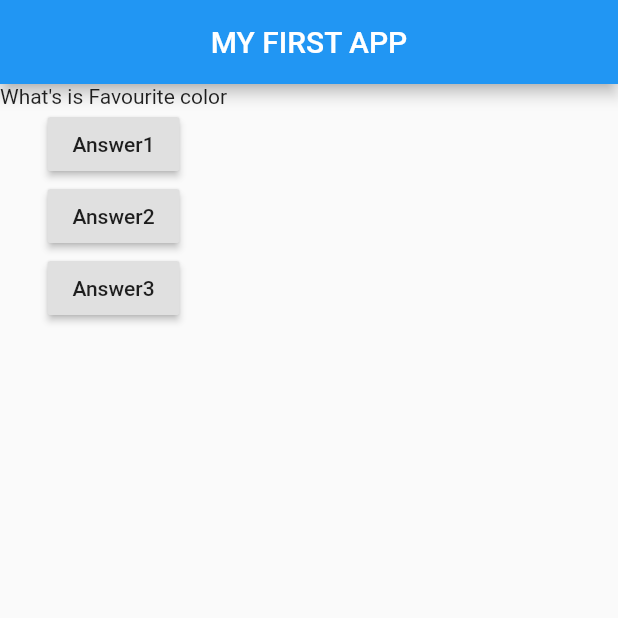
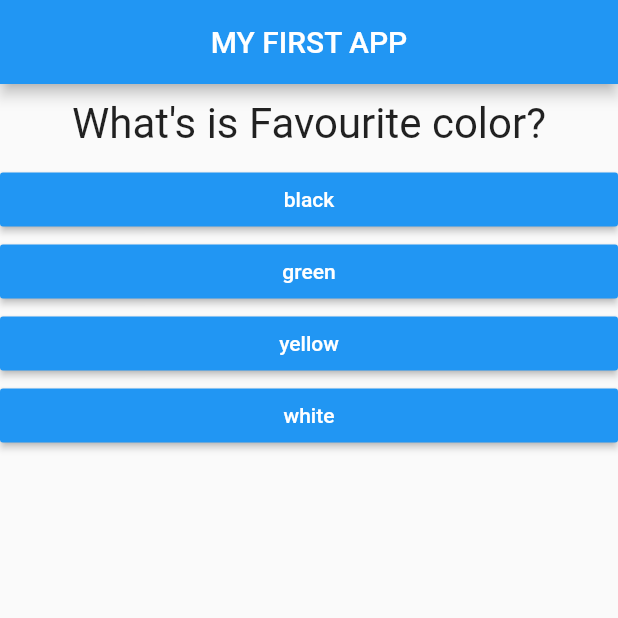
Before and after one commit to Jitender-yaduvanshi/quiz_app, a Flutter app: the screen it shows after launch, on a phone screen of 412 x 824 dp, the top half of it. Run offline on Flutter 3.47's test engine with Material 2 defaults, Android fonts, the phone set to English and light mode, and no system bars.

Commit message:
map and other feature added

```diff
--- /dev/null
+++ b/lib/answer.dart
@@ -0,0 +1,19 @@
+import 'package:flutter/material.dart';
+
+class Answer extends StatelessWidget {
+  final VoidCallback selectHandler;
+  final String answersText;
+  Answer(this.selectHandler,this.answersText);
+  @override
+  Widget build(BuildContext context) {
+    return Container(
+      width: double.infinity,
+      child: RaisedButton(
+        color: Colors.blue,
+        textColor: Colors.white,
+        child: Text(answersText),
+        onPressed: selectHandler,
+      ),
+    );
+  }
+}
--- a/lib/main.dart
+++ b/lib/main.dart
@@ -1,20 +1,42 @@
 import 'package:flutter/material.dart';
+import './question.dart';
+import './answer.dart';
 
 void main() {
   runApp(MyApp());
 }
 
-class MyApp extends StatelessWidget {
-  var questionIndex = 0;
-  void answerQuestion() {
-    questionIndex = questionIndex + 1;
-    print(questionIndex);
+class MyApp extends StatefulWidget {
+  @override
+  State<StatefulWidget> createState() {
+    // TODO: implement createState
+    return _MyappState();
+  }
+}
+
+class _MyappState extends State<MyApp> {
+  var _questionIndex = 0;
+  void _answerQuestion() {
+    setState(() {
+      _questionIndex = _questionIndex + 1;
+    });
+    print(_questionIndex);
   }
 
   @override
   var question = [
-    'What\'s is Favourite color',
-    'What\'s your Favourite animal'
+    {
+      'questionText': 'What\'s is Favourite color?',
+      'answers': ['black', 'green', 'yellow', 'white'],
+    },
+    {
+      'questionText': 'What\'s your Favourite animal?',
+      'answers': ['LION', 'deer', 'cow', 'dog'],
+    },
+    {
+      'questionText': 'Who\'s your Favourite Actor?',
+      'answers': ['SRK', 'SALMAN KHAN', 'kartik', 'Akshay'],
+    }
   ];
   Widget build(BuildContext context) {
     return MaterialApp(
@@ -25,23 +47,15 @@ class MyApp extends StatelessWidget {
           ),
           body: Column(
             children: [
-              Text(question[questionIndex]),
-              RaisedButton(
-                child: Text('Answer1'),
-                onPressed: answerQuestion,
-              ),
-              RaisedButton(
-                child: Text('Answer2'),
-                onPressed: answerQuestion,
-              ),
-              RaisedButton(
-                child: Text('Answer3'),
-                onPressed: answerQuestion,
-              ),
+              Question(
+                  question[_questionIndex]['questionText'] as String
+               ),
+              ...(question[_questionIndex]['answers'] as List<String>)
+                  .map((answers) {
+                return Answer(_answerQuestion, answers);
+              }).toList()
             ],
-          )
-          // Text("This is my first text"),
-          ),
+          )),
     );
   }
 }
--- /dev/null
+++ b/lib/question.dart
@@ -0,0 +1,20 @@
+import 'dart:ui';
+
+import 'package:flutter/material.dart';
+
+class Question extends StatelessWidget {
+  final String questionText;
+  Question(this.questionText);
+  @override
+  Widget build(BuildContext context) {
+    return Container(
+     width: double.infinity,
+      margin:EdgeInsets.all(10),
+      child: Text(
+        questionText,
+        style: TextStyle(fontSize: 28),
+       textAlign: TextAlign.center,
+      ),
+    );
+  }
+}
```
